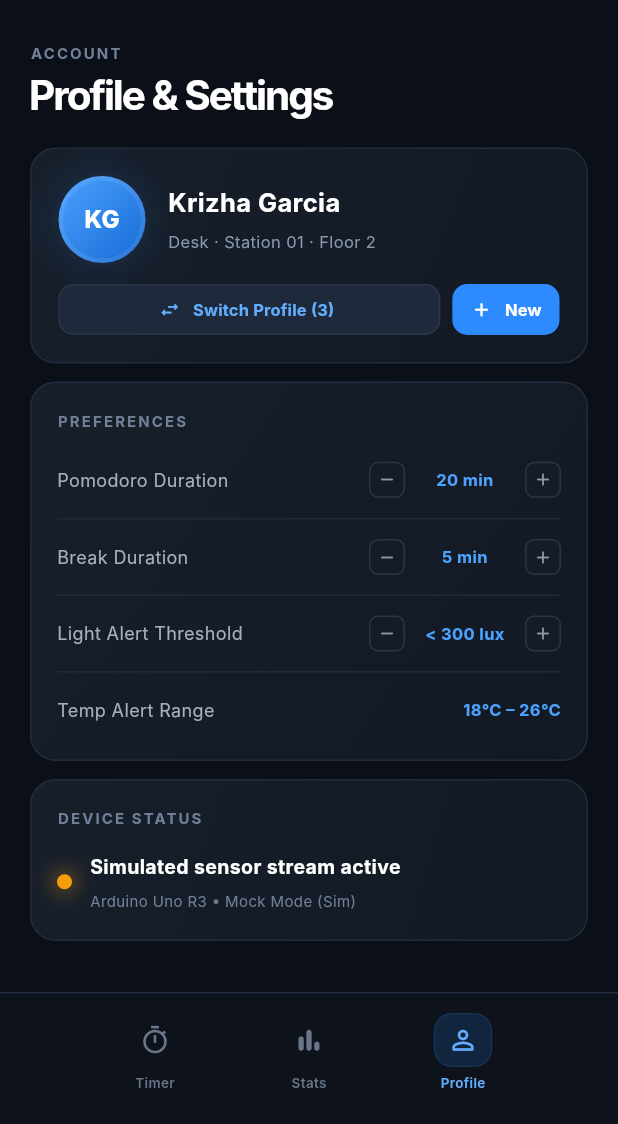
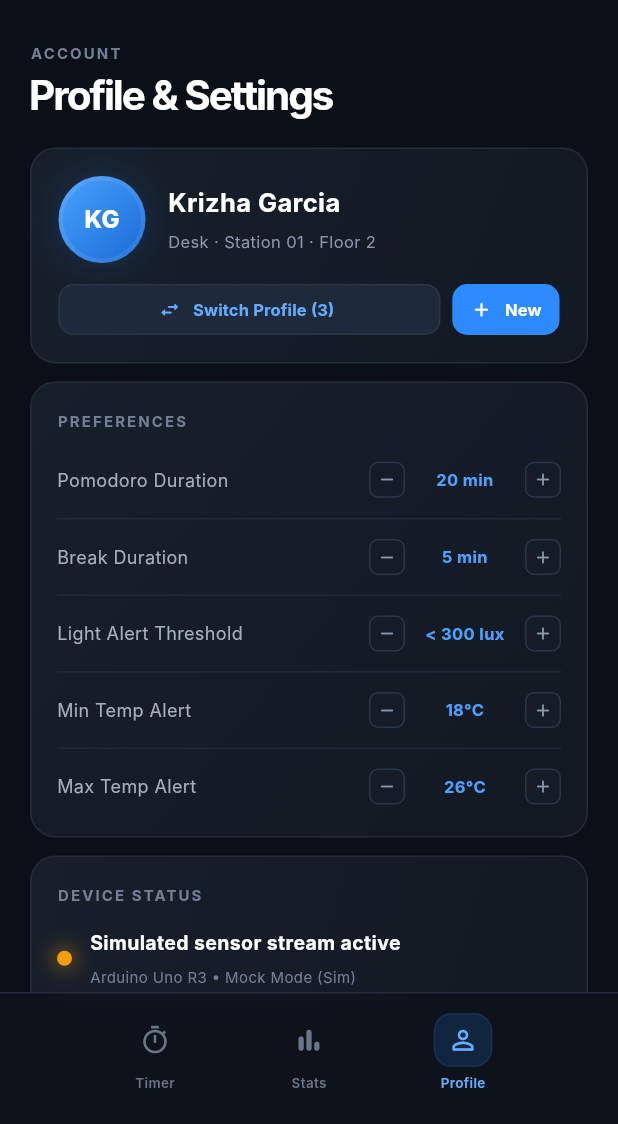
Before and after one commit to antitatoie/arduino-tres-zenwizard, a Flutter app: the screen it shows after launch, after a tap on the "settings" icon, after a tap on the "remove" icon, on a phone screen of 412 x 824 dp, the part 112-1236 px from its top. Run offline on Flutter 3.47's test engine with Material 3 defaults, Android fonts, the phone set to English and light mode, and no system bars; our stand-ins replace fl_chart, shared_preferences; missing offline and left inert: flutter_libserialport; Roboto replaces fonts that are missing (Inter).

Commit message:
feat(settings): add interactive temp alert steppers, persist config, and fix session defaults
- Reset default completedSessions in PomodoroState constructor from 25 to 0
- Make EnvironmentProvider.updateConfig async and await SharedPreferences profile persistence
- Replace static temperature range display with interactive Min/Max Temp Alert steppers bounded by safe thresholds
- Retain Dart 3.9 wildcard syntax in profile switcher separatorBuilder for clean analyzer checks

Pending / Next Steps:
- Wire Weekly Focus bar chart and Best Day summary to dynamic per-day session logs
- Add Long Break phase support to PomodoroState and TimerProvider
- Implement auto-reconnect and error handling for USB serial drops
- Calibrate lux sensor reading with non-linear power-law curve during hardware testing

```diff
--- a/lib/models/pomodoro_state.dart
+++ b/lib/models/pomodoro_state.dart
@@ -14,7 +14,7 @@ class PomodoroState {
     this.remainingSeconds = 25 * 60,
     this.totalSeconds = 25 * 60,
     this.isRunning = false,
-    this.completedSessions = 25,
+    this.completedSessions = 0,
     this.phase = PomodoroPhase.focus,
   });
 
--- a/lib/providers/environment_provider.dart
+++ b/lib/providers/environment_provider.dart
@@ -265,7 +265,7 @@ class EnvironmentProvider extends ChangeNotifier {
     notifyListeners();
   }
 
-  void updateConfig(SettingsConfig newConfig) {
+  Future<void> updateConfig(SettingsConfig newConfig) async {
     _config = newConfig;
     final index = _profiles.indexWhere((p) => p.id == _activeProfileId);
     if (index != -1) {
@@ -281,7 +281,7 @@ class EnvironmentProvider extends ChangeNotifier {
       _latestEvaluation = _alertService.evaluate(_latestTelemetry!, _config);
     }
     notifyListeners();
-    _saveProfilesToPrefs();
+    await _saveProfilesToPrefs();
   }
 
   @override
--- a/lib/screens/settings_screen.dart
+++ b/lib/screens/settings_screen.dart
@@ -640,36 +640,47 @@ class SettingsScreen extends StatelessWidget {
                         }
                       : null,
                 ),
-                Container(
-                  constraints: const BoxConstraints(minHeight: 51),
-                  decoration: const BoxDecoration(
-                    border: Border(
-                      top: BorderSide(
-                        color: Color(0xFF202A39),
-                        width: 1,
-                      ),
-                    ),
-                  ),
-                  child: Row(
-                    mainAxisAlignment: MainAxisAlignment.spaceBetween,
-                    children: [
-                      const Text(
-                        'Temp Alert Range',
-                        style: TextStyle(
-                          color: Color(0xFFA4AFBF),
-                          fontSize: 12,
-                        ),
-                      ),
-                      Text(
-                        '${config.minTempCelsius.toInt()}°C – ${config.maxTempCelsius.toInt()}°C',
-                        style: const TextStyle(
-                          color: Color(0xFF4BA2FF),
-                          fontSize: 11,
-                          fontWeight: FontWeight.w700,
-                        ),
-                      ),
-                    ],
-                  ),
+                _StepperRow(
+                  label: 'Min Temp Alert',
+                  valueText: '${config.minTempCelsius.toInt()}°C',
+                  showTopBorder: true,
+                  onDecrement: config.minTempCelsius > 10.0
+                      ? () {
+                          final next = config.minTempCelsius - 1.0;
+                          envProvider.updateConfig(
+                            config.copyWith(minTempCelsius: next),
+                          );
+                        }
+                      : null,
+                  onIncrement: config.minTempCelsius < config.maxTempCelsius - 1.0
+                      ? () {
+                          final next = config.minTempCelsius + 1.0;
+                          envProvider.updateConfig(
+                            config.copyWith(minTempCelsius: next),
+                          );
+                        }
+                      : null,
+                ),
+                _StepperRow(
+                  label: 'Max Temp Alert',
+                  valueText: '${config.maxTempCelsius.toInt()}°C',
+                  showTopBorder: true,
+                  onDecrement: config.maxTempCelsius > config.minTempCelsius + 1.0
+                      ? () {
+                          final next = config.maxTempCelsius - 1.0;
+                          envProvider.updateConfig(
+                            config.copyWith(maxTempCelsius: next),
+                          );
+                        }
+                      : null,
+                  onIncrement: config.maxTempCelsius < 40.0
+                      ? () {
+                          final next = config.maxTempCelsius + 1.0;
+                          envProvider.updateConfig(
+                            config.copyWith(maxTempCelsius: next),
+                          );
+                        }
+                      : null,
                 ),
               ],
             ),
```
